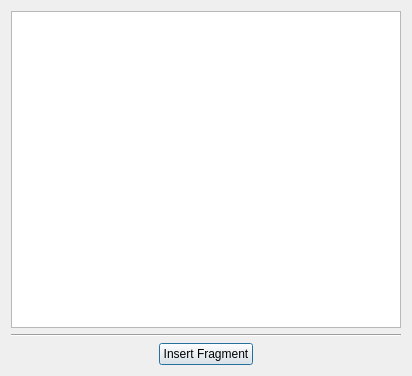
First picture: the form in libavogadro/src/extensions/insertfragmentdialog.ui, repository cryos/avogadro, before the edit.
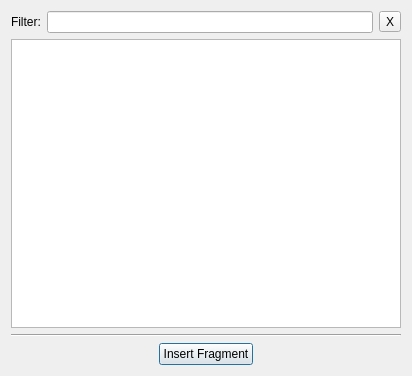
Second picture: the form after the edit.

Commit message:
Add a search filter for file and dir names.
Includes a new filter proxy which fetches
and checks subdirectories recursively.
Filter works in a case-insensitive and UNIX wildcard
manner, allowing clean, intuitive filtering.

Patch:
```diff
--- a/libavogadro/src/extensions/insertfragmentdialog.ui
+++ b/libavogadro/src/extensions/insertfragmentdialog.ui
@@ -14,6 +14,27 @@
    <string>Insert Fragment...</string>
   </property>
   <layout class="QVBoxLayout">
+   <item>
+    <layout class="QHBoxLayout" name="horizontalLayout">
+     <item>
+      <widget class="QLabel" name="label">
+       <property name="text">
+        <string>Filter:</string>
+       </property>
+      </widget>
+     </item>
+     <item>
+      <widget class="QLineEdit" name="filterLineEdit"/>
+     </item>
+     <item>
+      <widget class="QToolButton" name="clearToolButton">
+       <property name="text">
+        <string>X</string>
+       </property>
+      </widget>
+     </item>
+    </layout>
+   </item>
    <item>
     <widget class="QTreeView" name="directoryTreeView"/>
    </item>
```
The commit also changes 6 other files.
